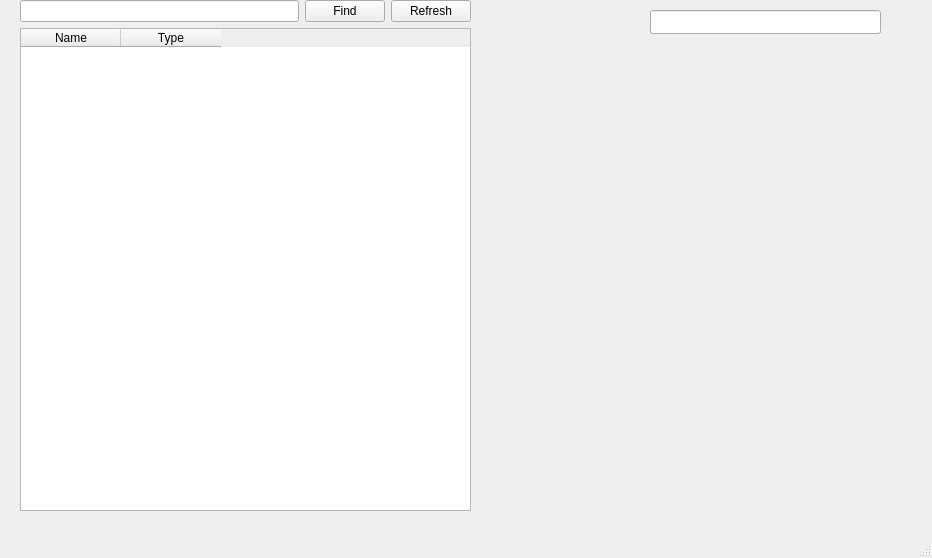
Before: the Qt Designer form ioctl_helper/mainwindow.ui in RomanRybachek/ioctl_helper, drawn with Qt 5.
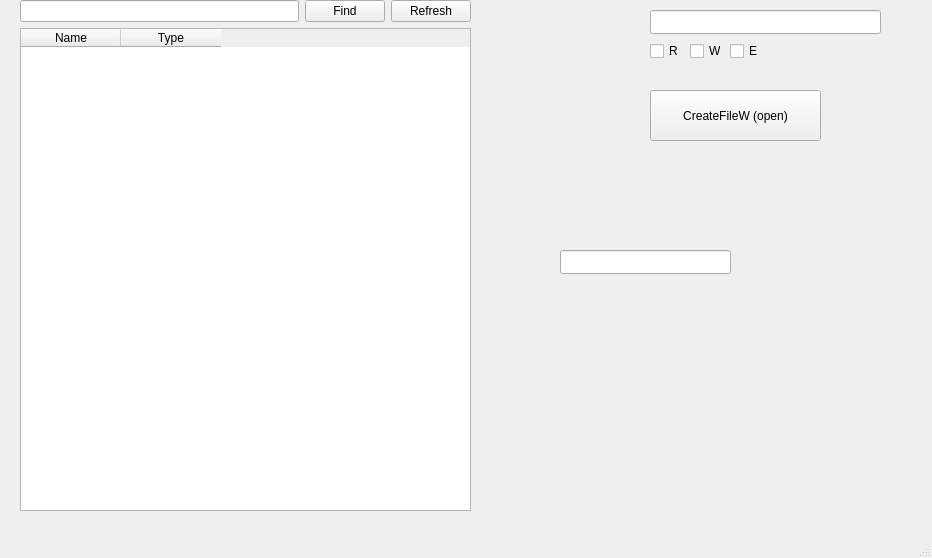
After: the same form once the commit is applied.

Commit message: start to write an opening of a device

```diff
--- a/ioctl_helper/mainwindow.ui
+++ b/ioctl_helper/mainwindow.ui
@@ -77,6 +77,68 @@
      <string/>
     </property>
    </widget>
+   <widget class="QPushButton" name="CreateDevicePushButton">
+    <property name="geometry">
+     <rect>
+      <x>650</x>
+      <y>90</y>
+      <width>171</width>
+      <height>51</height>
+     </rect>
+    </property>
+    <property name="text">
+     <string>CreateFileW (open)</string>
+    </property>
+   </widget>
+   <widget class="QCheckBox" name="execCheckBox">
+    <property name="geometry">
+     <rect>
+      <x>730</x>
+      <y>40</y>
+      <width>31</width>
+      <height>22</height>
+     </rect>
+    </property>
+    <property name="text">
+     <string>E</string>
+    </property>
+   </widget>
+   <widget class="QCheckBox" name="readCheckBox">
+    <property name="geometry">
+     <rect>
+      <x>650</x>
+      <y>40</y>
+      <width>31</width>
+      <height>22</height>
+     </rect>
+    </property>
+    <property name="text">
+     <string>R</string>
+    </property>
+   </widget>
+   <widget class="QCheckBox" name="writeCheckBox">
+    <property name="geometry">
+     <rect>
+      <x>690</x>
+      <y>40</y>
+      <width>31</width>
+      <height>22</height>
+     </rect>
+    </property>
+    <property name="text">
+     <string>W</string>
+    </property>
+   </widget>
+   <widget class="QLineEdit" name="dbgLineEdit">
+    <property name="geometry">
+     <rect>
+      <x>560</x>
+      <y>250</y>
+      <width>171</width>
+      <height>24</height>
+     </rect>
+    </property>
+   </widget>
   </widget>
   <widget class="QMenuBar" name="menubar">
    <property name="geometry">
```
The commit also changes 5 other files.
